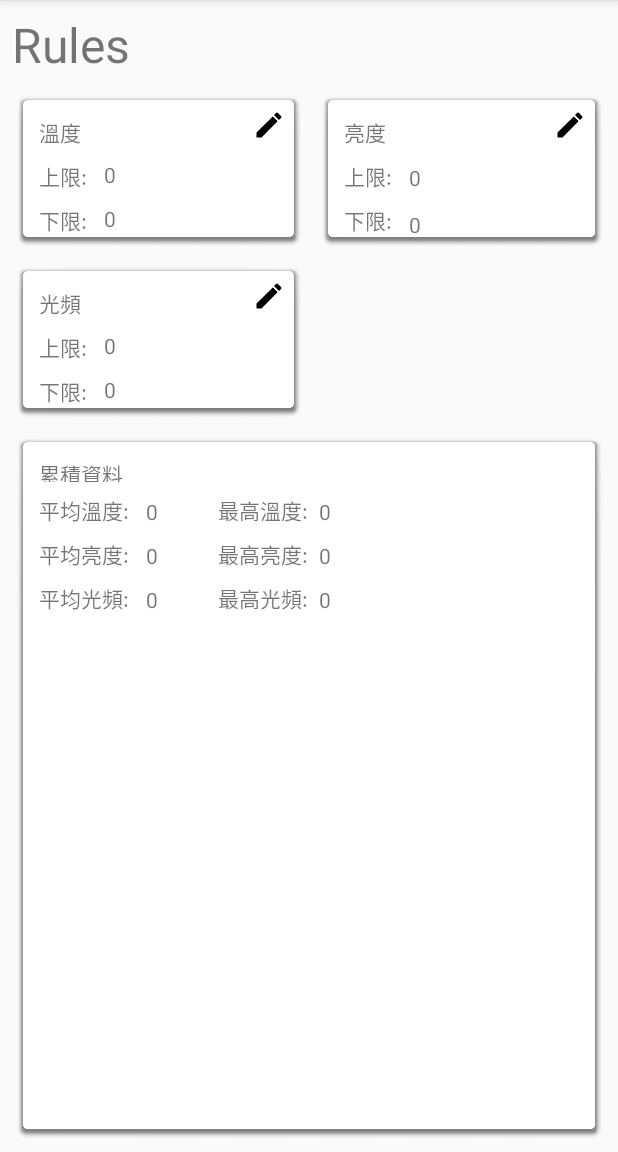
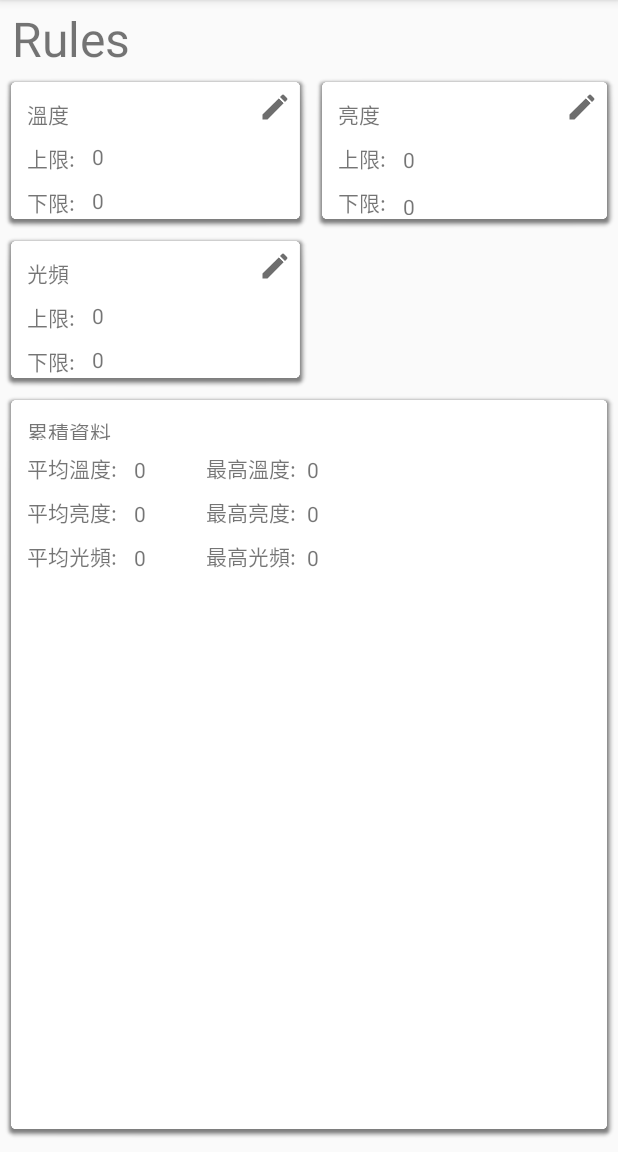
Before and after one commit to AquariumHub/android_app, an Android app: the fragment FragmentTabSetting shown on its own in the app's theme, on a phone screen of 412 x 824 dp, the part 84-1236 px from its top. Run offline under Robolectric (Android 15) with nearby library versions, the phone set to English and light mode, and no system bars; libraries missing offline, so code that uses them is left out: com.borax12.materialdaterangepicker.

Commit message:
Update tab status.

```diff
--- a/app/src/main/res/layout/tab_setting.xml
+++ b/app/src/main/res/layout/tab_setting.xml
@@ -7,16 +7,22 @@
     tools:context="net.aquariumhub.myapplication.ActivityTimeRangePick"
     tools:layout_editor_absoluteY="81dp">
 
+    <TextView
+        android:id="@+id/setting_title"
+        android:layout_width="wrap_content"
+        android:layout_height="wrap_content"
+        android:layout_marginStart="8dp"
+        android:layout_marginTop="4dp"
+        android:text="Rules"
+        android:textSize="32sp"
+        app:layout_constraintStart_toStartOf="parent"
+        app:layout_constraintTop_toTopOf="parent"
+        android:layout_marginLeft="8dp" />
 
     <android.support.constraint.ConstraintLayout
         android:id="@+id/cLayout_setting_temp"
         android:layout_width="0dp"
         android:layout_height="106dp"
-        android:layout_marginEnd="4dp"
-        android:layout_marginLeft="8dp"
-        android:layout_marginRight="4dp"
-        android:layout_marginStart="8dp"
-        android:layout_marginTop="8dp"
         android:background="@drawable/stretch_background"
         android:orientation="vertical"
         app:layout_constraintEnd_toStartOf="@+id/guideline"
@@ -89,11 +95,11 @@
             android:layout_width="20dp"
             android:layout_height="20dp"
             android:layout_marginEnd="4dp"
+            android:layout_marginRight="4dp"
             android:layout_marginTop="4dp"
             android:background="@drawable/ic_edit"
             app:layout_constraintEnd_toEndOf="parent"
-            app:layout_constraintTop_toTopOf="parent"
-            android:layout_marginRight="4dp" />
+            app:layout_constraintTop_toTopOf="parent" />
 
     </android.support.constraint.ConstraintLayout>
 
@@ -108,9 +114,6 @@
         android:id="@+id/constraintLayout"
         android:layout_width="0dp"
         android:layout_height="106dp"
-        android:layout_marginEnd="8dp"
-        android:layout_marginStart="8dp"
-        android:layout_marginTop="8dp"
         android:background="@drawable/stretch_background"
         android:orientation="vertical"
         app:layout_constraintEnd_toEndOf="parent"
@@ -124,11 +127,11 @@
             android:layout_width="20dp"
             android:layout_height="20dp"
             android:layout_marginEnd="4dp"
+            android:layout_marginRight="4dp"
             android:layout_marginTop="4dp"
             android:background="@drawable/ic_edit"
             app:layout_constraintEnd_toEndOf="parent"
-            app:layout_constraintTop_toTopOf="parent"
-            android:layout_marginRight="4dp" />
+            app:layout_constraintTop_toTopOf="parent" />
 
         <TextView
             android:id="@+id/setting_bright_title"
@@ -195,11 +198,6 @@
         android:id="@+id/cLayout_setting_frequency"
         android:layout_width="0dp"
         android:layout_height="106dp"
-        android:layout_marginEnd="4dp"
-        android:layout_marginLeft="8dp"
-        android:layout_marginRight="4dp"
-        android:layout_marginStart="8dp"
-        android:layout_marginTop="8dp"
         android:background="@drawable/stretch_background"
         android:orientation="vertical"
         app:layout_constraintEnd_toStartOf="@+id/guideline"
@@ -213,11 +211,11 @@
             android:layout_width="20dp"
             android:layout_height="20dp"
             android:layout_marginEnd="4dp"
+            android:layout_marginRight="4dp"
             android:layout_marginTop="4dp"
             android:background="@drawable/ic_edit"
             app:layout_constraintEnd_toEndOf="parent"
-            app:layout_constraintTop_toTopOf="parent"
-            android:layout_marginRight="4dp" />
+            app:layout_constraintTop_toTopOf="parent" />
 
         <TextView
             android:id="@+id/setting_frequency_title"
@@ -280,26 +278,11 @@
 
     </android.support.constraint.ConstraintLayout>
 
-    <TextView
-        android:id="@+id/setting_title"
-        android:layout_width="wrap_content"
-        android:layout_height="wrap_content"
-        android:layout_marginLeft="8dp"
-        android:layout_marginStart="8dp"
-        android:layout_marginTop="8dp"
-        android:text="Rules"
-        android:textSize="32sp"
-        app:layout_constraintStart_toStartOf="parent"
-        app:layout_constraintTop_toTopOf="parent" />
-
     <android.support.constraint.ConstraintLayout
         android:id="@+id/cLayout_setting_status"
         android:layout_width="0dp"
         android:layout_height="0dp"
         android:layout_marginBottom="8dp"
-        android:layout_marginEnd="8dp"
-        android:layout_marginStart="8dp"
-        android:layout_marginTop="8dp"
         android:background="@drawable/stretch_background"
         android:orientation="vertical"
         app:layout_constraintBottom_toBottomOf="parent"
@@ -425,12 +408,12 @@
             android:id="@+id/setting_status_avaFrequency"
             android:layout_width="wrap_content"
             android:layout_height="wrap_content"
+            android:layout_marginLeft="8dp"
             android:layout_marginStart="8dp"
             android:layout_marginTop="8dp"
             android:text="平均光頻: "
             app:layout_constraintStart_toStartOf="parent"
-            app:layout_constraintTop_toBottomOf="@+id/setting_status_avaBright"
-            android:layout_marginLeft="8dp" />
+            app:layout_constraintTop_toBottomOf="@+id/setting_status_avaBright" />
 
         <TextView
             android:id="@+id/setting_status_value_avaFrequency"
@@ -450,27 +433,27 @@
             android:id="@+id/setting_status_value_topFrequency"
             android:layout_width="wrap_content"
             android:layout_height="wrap_content"
+            android:layout_marginLeft="4dp"
             android:layout_marginStart="4dp"
             android:layout_marginTop="8dp"
             android:text="0"
             app:layout_constraintBottom_toBottomOf="@+id/setting_status_topFrequency"
             app:layout_constraintStart_toEndOf="@+id/setting_status_topFrequency"
             app:layout_constraintTop_toTopOf="@+id/setting_status_topFrequency"
-            app:layout_constraintVertical_bias="1.0"
-            android:layout_marginLeft="4dp" />
+            app:layout_constraintVertical_bias="1.0" />
 
         <TextView
             android:id="@+id/setting_status_topFrequency"
             android:layout_width="wrap_content"
             android:layout_height="wrap_content"
+            android:layout_marginLeft="56dp"
             android:layout_marginStart="56dp"
             android:layout_marginTop="8dp"
             android:text="最高光頻: "
             app:layout_constraintBottom_toBottomOf="@+id/setting_status_avaFrequency"
             app:layout_constraintStart_toEndOf="@+id/setting_status_avaFrequency"
             app:layout_constraintTop_toTopOf="@+id/setting_status_avaFrequency"
-            app:layout_constraintVertical_bias="1.0"
-            android:layout_marginLeft="56dp" />
+            app:layout_constraintVertical_bias="1.0" />
     </android.support.constraint.ConstraintLayout>
 
     <android.support.constraint.Guideline
--- a/app/src/main/res/menu/activity_main_drawer.xml
+++ b/app/src/main/res/menu/activity_main_drawer.xml
@@ -11,7 +11,7 @@
         <item
             android:id="@+id/nav_select_device"
             android:icon="@drawable/ic_tick_box"
-            android:title="Select Device" />
+            android:title="Management" />
         <item
             android:id="@+id/nav_slideshow"
             android:icon="@drawable/ic_menu_slideshow"
```
Also changed, not shown: app/src/main/java/net/aquariumhub/myapplication/FragmentTabStatus.java (+18 -4 lines), app/src/main/res/layout/tab_status.xml (+82 -11 lines), app/src/main/res/drawable/ic_edit.png.
